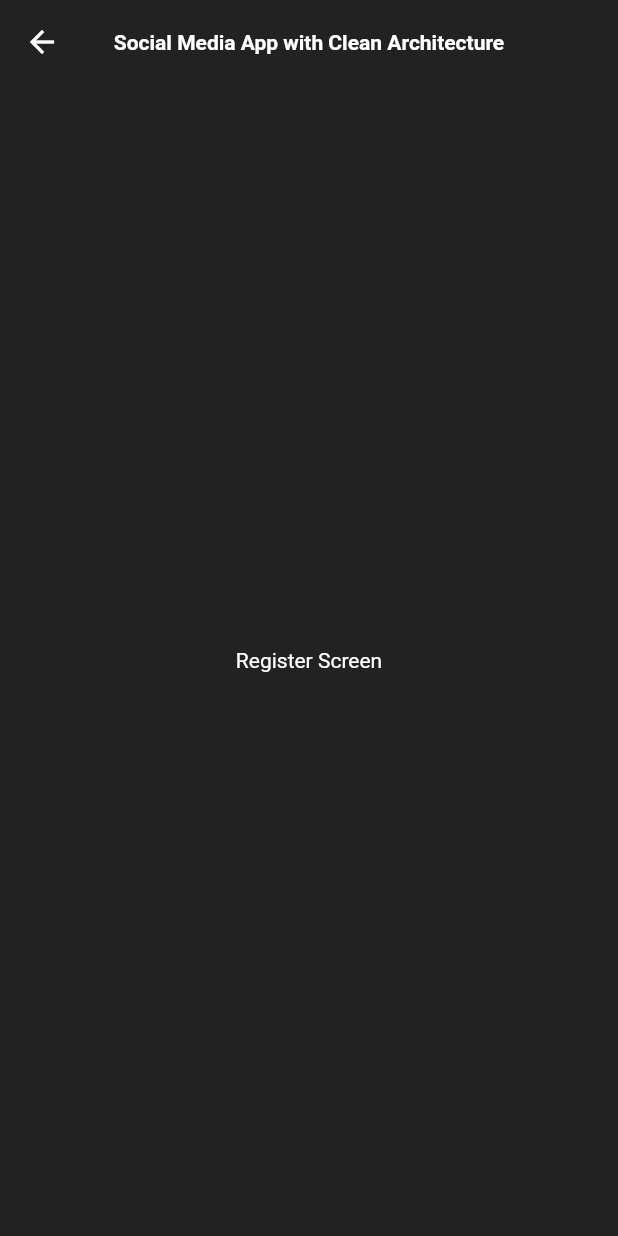
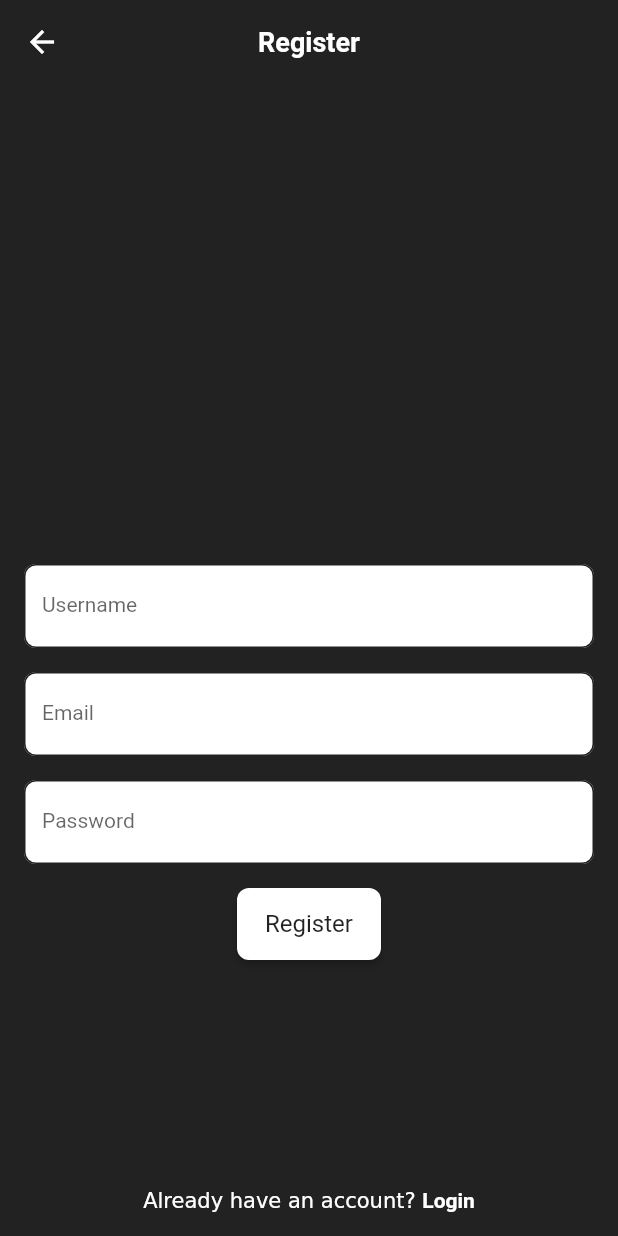
Before and after one commit to boonyarit-iamsaard/flutter_social_media_with_clean_architecture, a Flutter app: the RegisterScreen screen opened by its route, on a phone screen of 412 x 824 dp. Run offline on Flutter 3.47's test engine with Material 2 defaults, Android fonts, the light colour scheme and no system bars; our stand-ins replace go_router.

Commit message:
feat(auth): add login and register screens

```diff
--- a/lib/main.dart
+++ b/lib/main.dart
@@ -3,18 +3,18 @@ import 'package:flutter_social_media_with_clean_architecture/src/config/app_rout
 import 'package:flutter_social_media_with_clean_architecture/src/config/app_theme.dart';
 
 void main() {
-  runApp(const SocialMediaApp());
+  runApp(const App());
 }
 
-class SocialMediaApp extends StatelessWidget {
-  const SocialMediaApp({super.key});
+class App extends StatelessWidget {
+  const App({Key? key}) : super(key: key);
 
   @override
   Widget build(BuildContext context) {
     return MaterialApp.router(
       debugShowCheckedModeBanner: false,
       title: 'Social Media App with Clean Architecture',
-      theme: SocialMediaAppTheme().theme(),
+      theme: AppTheme().theme(),
       routerConfig: AppRouter().router,
     );
   }
--- a/lib/src/config/app_theme.dart
+++ b/lib/src/config/app_theme.dart
@@ -1,6 +1,6 @@
 import 'package:flutter/material.dart';
 
-class SocialMediaAppTheme {
+class AppTheme {
   ThemeData theme() {
     return ThemeData(
       scaffoldBackgroundColor: Colors.black87,
--- a/lib/src/features/auth/presentation/views/login_screen.dart
+++ b/lib/src/features/auth/presentation/views/login_screen.dart
@@ -1,16 +1,106 @@
 import 'package:flutter/material.dart';
 import 'package:flutter_social_media_with_clean_architecture/src/shared/presentation/widgets/widgets.dart';
+import 'package:go_router/go_router.dart';
 
 class LoginScreen extends StatelessWidget {
-  const LoginScreen({super.key});
+  const LoginScreen({Key? key}) : super(key: key);
 
   @override
   Widget build(BuildContext context) {
     return const Scaffold(
-      appBar: CustomAppBar(),
-      body: Center(
-        child: Text('Login Screen'),
+      appBar: CustomAppBar(title: 'Login'),
+      body: SafeArea(
+        child: Padding(
+          padding: EdgeInsets.all(16.0),
+          child: Column(
+            children: [
+              Spacer(flex: 4),
+              _Username(),
+              SizedBox(height: 16.0),
+              _Password(),
+              SizedBox(height: 16.0),
+              _LogButton(),
+              Spacer(flex: 2),
+              _RegisterRedirect(),
+            ],
+          ),
+        ),
       ),
     );
   }
 }
+
+class _RegisterRedirect extends StatelessWidget {
+  const _RegisterRedirect({Key? key}) : super(key: key);
+
+  @override
+  Widget build(BuildContext context) {
+    return InkWell(
+      onTap: () {
+        context.goNamed('register');
+      },
+      child: RichText(
+        text: TextSpan(
+          children: [
+            const TextSpan(text: 'Don\'t have an account? '),
+            TextSpan(
+              text: 'Register',
+              style: Theme.of(context)
+                  .textTheme
+                  .bodyLarge!
+                  .copyWith(fontWeight: FontWeight.bold),
+            ),
+          ],
+        ),
+      ),
+    );
+  }
+}
+
+class _LogButton extends StatelessWidget {
+  const _LogButton({Key? key}) : super(key: key);
+
+  @override
+  Widget build(BuildContext context) {
+    return ElevatedButton(
+      onPressed: () {},
+      style: ElevatedButton.styleFrom(
+        backgroundColor: Colors.white,
+        shape: RoundedRectangleBorder(
+          borderRadius: BorderRadius.circular(8.0),
+        ),
+        minimumSize: const Size(96, 48.0),
+      ),
+      child: Text(
+        'Login',
+        style: Theme.of(context).textTheme.titleMedium!.copyWith(
+              color: Colors.black87,
+            ),
+      ),
+    );
+  }
+}
+
+class _Password extends StatelessWidget {
+  const _Password({Key? key}) : super(key: key);
+
+  @override
+  Widget build(BuildContext context) {
+    return const CustomTextField(
+      labelText: 'Password',
+      obscureText: true,
+    );
+  }
+}
+
+class _Username extends StatelessWidget {
+  const _Username({Key? key}) : super(key: key);
+
+  @override
+  Widget build(BuildContext context) {
+    return const CustomTextField(
+      labelText: 'Username',
+      textInputType: TextInputType.name,
+    );
+  }
+}
--- a/lib/src/features/auth/presentation/views/register_screen.dart
+++ b/lib/src/features/auth/presentation/views/register_screen.dart
@@ -1,16 +1,120 @@
 import 'package:flutter/material.dart';
 import 'package:flutter_social_media_with_clean_architecture/src/shared/presentation/widgets/widgets.dart';
+import 'package:go_router/go_router.dart';
 
 class RegisterScreen extends StatelessWidget {
-  const RegisterScreen({super.key});
+  const RegisterScreen({Key? key}) : super(key: key);
 
   @override
   Widget build(BuildContext context) {
     return const Scaffold(
-      appBar: CustomAppBar(),
-      body: Center(
-        child: Text('Register Screen'),
+      appBar: CustomAppBar(title: 'Register'),
+      body: SafeArea(
+        child: Padding(
+          padding: EdgeInsets.all(16.0),
+          child: Column(
+            children: [
+              Spacer(flex: 4),
+              _Username(),
+              SizedBox(height: 16.0),
+              _Email(),
+              SizedBox(height: 16.0),
+              _Password(),
+              SizedBox(height: 16.0),
+              _RegisterButton(),
+              Spacer(flex: 2),
+              _LoginRedirect(),
+            ],
+          ),
+        ),
       ),
     );
   }
 }
+
+class _LoginRedirect extends StatelessWidget {
+  const _LoginRedirect({Key? key}) : super(key: key);
+
+  @override
+  Widget build(BuildContext context) {
+    return InkWell(
+      onTap: () {
+        context.goNamed('login');
+      },
+      child: RichText(
+        text: TextSpan(
+          children: [
+            const TextSpan(text: 'Already have an account? '),
+            TextSpan(
+              text: 'Login',
+              style: Theme.of(context)
+                  .textTheme
+                  .bodyLarge!
+                  .copyWith(fontWeight: FontWeight.bold),
+            ),
+          ],
+        ),
+      ),
+    );
+  }
+}
+
+class _RegisterButton extends StatelessWidget {
+  const _RegisterButton({Key? key}) : super(key: key);
+
+  @override
+  Widget build(BuildContext context) {
+    return ElevatedButton(
+      onPressed: () {},
+      style: ElevatedButton.styleFrom(
+        backgroundColor: Colors.white,
+        shape: RoundedRectangleBorder(
+          borderRadius: BorderRadius.circular(8.0),
+        ),
+        minimumSize: const Size(96, 48.0),
+      ),
+      child: Text(
+        'Register',
+        style: Theme.of(context).textTheme.titleMedium!.copyWith(
+              color: Colors.black87,
+            ),
+      ),
+    );
+  }
+}
+
+class _Password extends StatelessWidget {
+  const _Password({Key? key}) : super(key: key);
+
+  @override
+  Widget build(BuildContext context) {
+    return const CustomTextField(
+      labelText: 'Password',
+      obscureText: true,
+    );
+  }
+}
+
+class _Username extends StatelessWidget {
+  const _Username({Key? key}) : super(key: key);
+
+  @override
+  Widget build(BuildContext context) {
+    return const CustomTextField(
+      labelText: 'Username',
+      textInputType: TextInputType.name,
+    );
+  }
+}
+
+class _Email extends StatelessWidget {
+  const _Email({Key? key}) : super(key: key);
+
+  @override
+  Widget build(BuildContext context) {
+    return const CustomTextField(
+      labelText: 'Email',
+      textInputType: TextInputType.emailAddress,
+    );
+  }
+}
--- a/lib/src/features/feed/presentation/views/discover_screen.dart
+++ b/lib/src/features/feed/presentation/views/discover_screen.dart
@@ -7,7 +7,7 @@ class DiscoverScreen extends StatelessWidget {
   @override
   Widget build(BuildContext context) {
     return const Scaffold(
-      appBar: CustomAppBar(),
+      appBar: CustomAppBar(title: 'Discover'),
       body: Center(
         child: Text('Discover Screen'),
       ),
--- a/lib/src/features/feed/presentation/views/feed_screen.dart
+++ b/lib/src/features/feed/presentation/views/feed_screen.dart
@@ -7,7 +7,7 @@ class FeedScreen extends StatelessWidget {
   @override
   Widget build(BuildContext context) {
     return const Scaffold(
-      appBar: CustomAppBar(),
+      appBar: CustomAppBar(title: 'Feed'),
       body: Center(
         child: Text('Feed Screen'),
       ),
--- a/lib/src/shared/presentation/widgets/custom_app_bar.dart
+++ b/lib/src/shared/presentation/widgets/custom_app_bar.dart
@@ -1,15 +1,20 @@
 import 'package:flutter/material.dart';
 
 class CustomAppBar extends StatelessWidget implements PreferredSizeWidget {
-  const CustomAppBar({super.key});
+  const CustomAppBar({
+    Key? key,
+    required this.title,
+  }) : super(key: key);
+
+  final String title;
 
   @override
   Widget build(BuildContext context) {
     return AppBar(
-      title: const Text(
-        'Social Media App with Clean Architecture',
-        style: TextStyle(
-          fontSize: 14,
+      title: Text(
+        title,
+        style: const TextStyle(
+          fontSize: 18.0,
           fontWeight: FontWeight.bold,
         ),
       ),
--- /dev/null
+++ b/lib/src/shared/presentation/widgets/custom_text_field.dart
@@ -0,0 +1,45 @@
+import 'package:flutter/material.dart';
+
+class CustomTextField extends StatelessWidget {
+  const CustomTextField({
+    super.key,
+    required this.labelText,
+    this.textInputType = TextInputType.text,
+    this.onChanged,
+    this.errorText,
+    this.obscureText = false,
+  });
+
+  final String labelText;
+  final String? errorText;
+  final Function(String)? onChanged;
+  final TextInputType textInputType;
+  final bool obscureText;
+
+  @override
+  Widget build(BuildContext context) {
+    return TextField(
+      onChanged: onChanged,
+      keyboardType: textInputType,
+      obscureText: obscureText,
+      style: Theme.of(context).textTheme.bodyMedium!.copyWith(
+            color: Colors.black87,
+          ),
+      decoration: InputDecoration(
+        floatingLabelBehavior: FloatingLabelBehavior.never,
+        fillColor: Colors.white,
+        filled: true,
+        labelText: labelText,
+        errorText: errorText,
+        enabledBorder: OutlineInputBorder(
+          borderSide: const BorderSide(color: Colors.black87),
+          borderRadius: BorderRadius.circular(8),
+        ),
+        focusedBorder: OutlineInputBorder(
+          borderSide: const BorderSide(color: Colors.grey),
+          borderRadius: BorderRadius.circular(8),
+        ),
+      ),
+    );
+  }
+}
--- a/lib/src/shared/presentation/widgets/widgets.dart
+++ b/lib/src/shared/presentation/widgets/widgets.dart
@@ -1,2 +1,3 @@
 export 'custom_app_bar.dart';
 export 'custom_nav_bar.dart';
+export 'custom_text_field.dart';
```
Also changed, not shown: 1 other file.
